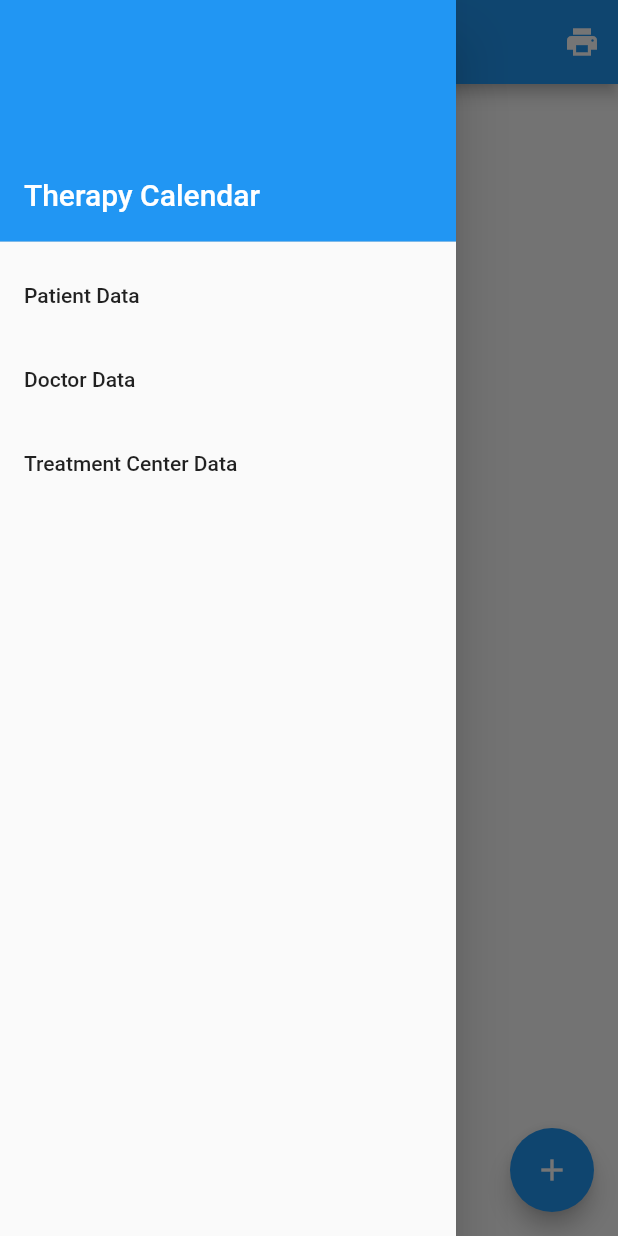
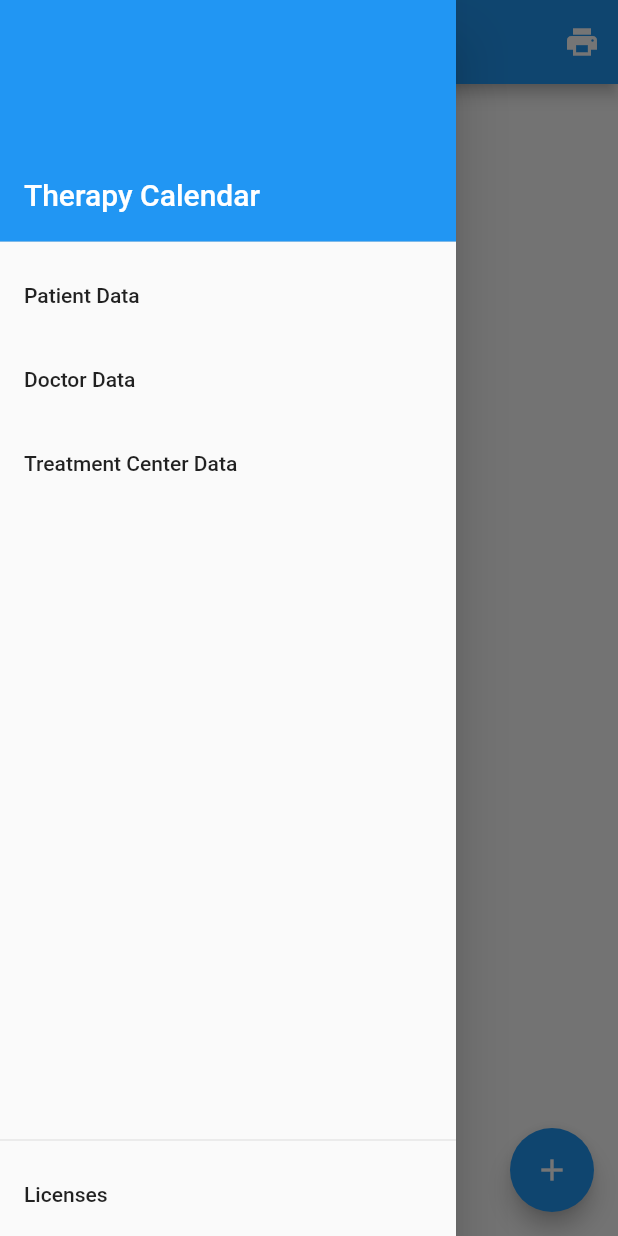
Before and after one commit to schnedo/therapy_calendar, a Flutter app: the screen it shows after launch, with the side drawer open, on a phone screen of 412 x 824 dp. Run offline on Flutter 3.47's test engine with Material 2 defaults, Android fonts, the phone set to English and light mode, and no system bars; our stand-ins replace built_collection, built_value, camera, flutter_bloc, open_file, package_info and 3 more; missing offline and left inert: flutter_picker; generated files the repository leaves out were written again; project files that could hold a hidden picture were left out.

Commit message:
Added License page

```diff
--- a/lib/l10n/intl_de_DE.arb
+++ b/lib/l10n/intl_de_DE.arb
@@ -50,5 +50,6 @@
   "takePictureDescriptionTitle": "Bilddetails ändern",
   "takePictureDescriptionLabel": "Bitte Beschreibung eingeben",
   "takePictureSubmitLabel": "Übernehmen",
-  "takePictureCancelLabel": "Abbrechen"
+  "takePictureCancelLabel": "Abbrechen",
+  "drawerLicenses": "Lizenzen"
 }
--- a/lib/l10n/intl_en_US.arb
+++ b/lib/l10n/intl_en_US.arb
@@ -50,5 +50,6 @@
   "takePictureDescriptionTitle": "Change Picture Details",
   "takePictureDescriptionLabel": "Please enter a description",
   "takePictureSubmitLabel": "Submit",
-  "takePictureCancelLabel": "Cancel"
+  "takePictureCancelLabel": "Cancel",
+  "drawerLicenses": "Licenses"
 }
--- a/lib/widgets/main_drawer.dart
+++ b/lib/widgets/main_drawer.dart
@@ -1,4 +1,5 @@
 import 'package:flutter/material.dart';
+import 'package:package_info/package_info.dart';
 import 'package:therapy_calendar/generated/l10n.dart';
 import 'package:therapy_calendar/views/doctor_profile.dart';
 import 'package:therapy_calendar/views/treatment_center_profile.dart';
@@ -9,8 +10,13 @@ class MainDrawer extends StatelessWidget {
   Widget build(BuildContext context) => Drawer(
         child: Column(
           children: [
+            Expanded(
+              child: ListView(
+                padding: EdgeInsets.zero,
+                children: [
                   DrawerHeader(
-              decoration: BoxDecoration(color: Theme.of(context).primaryColor),
+                    decoration:
+                        BoxDecoration(color: Theme.of(context).primaryColor),
                     child: Stack(
                       children: [
                         Positioned(
@@ -41,10 +47,35 @@ class MainDrawer extends StatelessWidget {
                   ListTile(
                     title: Text(S.of(context).treatmentCenterData),
                     onTap: () {
-                Navigator.pushNamed(context, TreatmentCenterProfile.routeName);
+                      Navigator.pushNamed(
+                          context, TreatmentCenterProfile.routeName);
                     },
                   ),
                 ],
               ),
+            ),
+            Align(
+              alignment: Alignment.bottomCenter,
+              child: Column(
+                children: [
+                  const Divider(),
+                  ListTile(
+                    title: Text(S.of(context).drawerLicenses),
+                    onTap: () async {
+                      final infos = await PackageInfo.fromPlatform();
+                      showAboutDialog(
+                        context: context,
+                        // TODO(all): add 'applicationIcon'
+                        // TODO(all): add 'applicationLegalese'
+                        applicationVersion:
+                            '${infos.version}+${infos.buildNumber}',
+                      );
+                    },
+                  )
+                ],
+              ),
+            )
+          ],
+        ),
       );
 }
--- a/pubspec.yaml
+++ b/pubspec.yaml
@@ -22,6 +22,7 @@ dependencies:
   intl_translation: ^0.17.10
   intl_utils: ^1.6.3
   open_file: ^3.0.1
+  package_info: '>=0.4.3 <2.0.0'
   path: ^1.7.0
   path_provider: ^1.6.21
   pdf: ^1.11.2
```
Also changed, not shown: pubspec.lock. Lines whose indentation alone changed are shown as unchanged.
